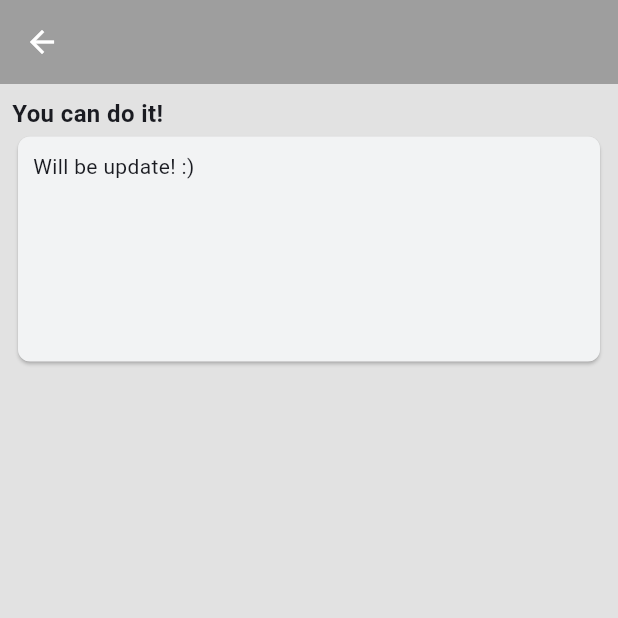
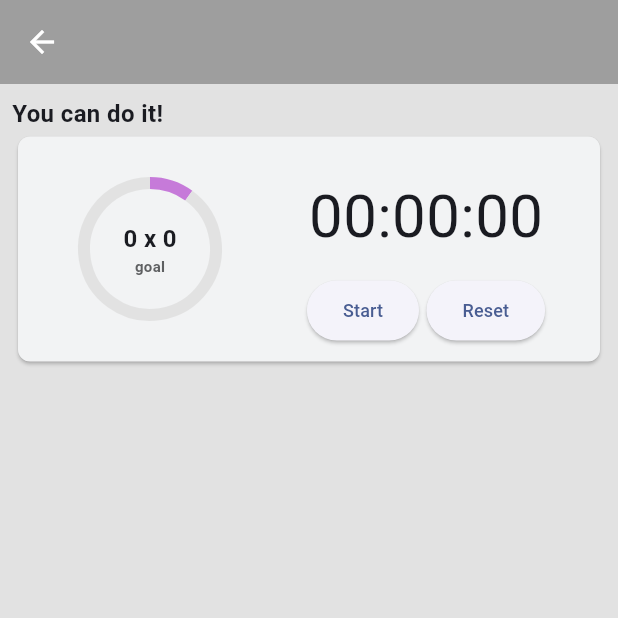
Before and after one commit to MiliTenorio/Fitness-App, a Flutter app: the StartTrainingScreen screen opened directly with empty values, on a phone screen of 412 x 824 dp, the top half of it. Run offline on Flutter 3.47's test engine with Material 3 defaults, Android fonts, the phone set to English and light mode, and no system bars; drawn by our look-alikes of fl_chart; our stand-ins replace flutter_mobx.

Commit message:
Training Session Update
Add timer and gif suport

```diff
--- a/fitness_app/lib/common/assets/assets.dart
+++ b/fitness_app/lib/common/assets/assets.dart
@@ -3,4 +3,7 @@ class AppAssets {
 
   static const String workoutLateralAbdominal =
       "lib/common/assets/lateral_abdominal.png";
+
+  static const String workoutPuxadaAberta =
+      'lib/common/assets/puxada_aberta.gif';
 }
--- a/fitness_app/lib/common/strings.dart
+++ b/fitness_app/lib/common/strings.dart
@@ -31,4 +31,11 @@ class Strings {
   static const String titleHistoryList = 'Check your history';
   //Workout Details
   static const String titleWorkoutDetails = 'Check the exercises';
+
+  //Images and Gifs
+  static const String imageWorkoutLateralAbdominal =
+      "lib/common/assets/lateral_abdominal.png";
+
+  static const String gifWorkoutPuxadaAberta =
+      'lib/common/assets/puxada_aberta.gif';
 }
--- a/fitness_app/lib/components/custom_app_bar.dart
+++ b/fitness_app/lib/components/custom_app_bar.dart
@@ -35,8 +35,13 @@ class CustomAppBar extends StatelessWidget implements PreferredSizeWidget {
           const SizedBox(
             width: 8,
           ),
-          Text(
-            title,
+          SizedBox(
+            width: MediaQuery.of(context).size.width - 130,
+            child: Text(
+              title,
+              overflow: TextOverflow.ellipsis,
+              maxLines: 1,
+            ),
           ),
         ],
       ),
--- a/fitness_app/lib/components/custom_exercise_card.dart
+++ b/fitness_app/lib/components/custom_exercise_card.dart
@@ -47,9 +47,9 @@ class _CustomExerciseCardState extends State<CustomExerciseCard> {
                         mainAxisAlignment: MainAxisAlignment.spaceAround,
                         children: [
                           Image.asset(
-                            'lib/common/assets/lateral_abdominal.png',
+                            widget.exercise.pathImage,
                             width: 120,
-                            height: 120,
+                            height: 200,
                           ),
                           Column(
                             children: [
@@ -62,7 +62,7 @@ class _CustomExerciseCardState extends State<CustomExerciseCard> {
                                 onTap: () {},
                               ),
                               const SizedBox(
-                                height: 10,
+                                height: 60,
                               ),
                               GestureDetector(
                                 child: Icon(
--- a/fitness_app/lib/components/custom_exercise_list.dart
+++ b/fitness_app/lib/components/custom_exercise_list.dart
@@ -7,7 +7,7 @@ class CustomExerciseList extends StatelessWidget {
   final List<Exercise> exerciseList;
   final Color color;
 
-  Widget exerciseItem(Exercise exercise) {
+  Widget exerciseItem(Exercise exercise, dynamic context) {
     return Padding(
       padding: const EdgeInsets.all(10.0),
       child: Row(
@@ -21,7 +21,7 @@ class CustomExerciseList extends StatelessWidget {
             width: 10,
           ),
           SizedBox(
-            width: 270,
+            width: MediaQuery.of(context).size.width - 90,
             child: Text(
               exercise.name,
               style: TextStyle(
@@ -46,7 +46,7 @@ class CustomExerciseList extends StatelessWidget {
           child: Column(
             children: exerciseList.map(
               (item) {
-                return exerciseItem(item);
+                return exerciseItem(item, context);
               },
             ).toList(),
           ),
--- a/fitness_app/lib/models/exercise.dart
+++ b/fitness_app/lib/models/exercise.dart
@@ -6,11 +6,13 @@ class Exercise {
   final String description;
   final IconData icon;
   final TypeTraining typeTraining;
+  final String pathImage;
 
   Exercise({
     required this.name,
     required this.description,
     required this.icon,
     required this.typeTraining,
+    required this.pathImage,
   });
 }
--- /dev/null
+++ b/fitness_app/lib/training/screens/startTraining/start_graph.dart
@@ -0,0 +1,85 @@
+import 'package:fitness_app/common/app_colors.dart';
+import 'package:fitness_app/models/workout_exercises.dart';
+import 'package:fl_chart/fl_chart.dart';
+import 'package:flutter/material.dart';
+
+class StartGraph extends StatelessWidget {
+  const StartGraph({super.key, required this.workoutExercises});
+  final WorkoutExercises workoutExercises;
+
+  Widget graph(bool isMin, double progress) {
+    return PieChart(
+      PieChartData(
+        startDegreeOffset: 270,
+        sectionsSpace: 0,
+        centerSpaceRadius: 40,
+        sections: [
+          PieChartSectionData(
+            color: AppColors.pink,
+            value: progress,
+            radius: 8,
+            showTitle: false,
+          ),
+          PieChartSectionData(
+            color: AppColors.backgroundGrey,
+            value: 100 - progress,
+            radius: 8,
+            showTitle: false,
+          ),
+        ],
+      ),
+    );
+  }
+
+  Widget graphTitle(bool isMin) {
+    return Column(
+      mainAxisAlignment: MainAxisAlignment.center,
+      crossAxisAlignment: CrossAxisAlignment.center,
+      children: [
+        isMin
+            ? Text(
+                '${workoutExercises.min}',
+                style: const TextStyle(
+                  fontSize: 16,
+                  fontWeight: FontWeight.bold,
+                ),
+              )
+            : Text(
+                '${workoutExercises.repetitions} x ${workoutExercises.frequency}',
+                style: const TextStyle(
+                  fontSize: 16,
+                  fontWeight: FontWeight.bold,
+                ),
+              ),
+        const Text(
+          'goal',
+          style: TextStyle(
+            fontSize: 10,
+            fontWeight: FontWeight.w700,
+            color: AppColors.disableGraph,
+          ),
+        ),
+      ],
+    );
+  }
+
+  @override
+  Widget build(BuildContext context) {
+    bool isMin = workoutExercises.frequency != null ? false : true;
+    //controller and observer to update
+    double progress = 10;
+
+    return Expanded(
+      child: SizedBox(
+        height: 130,
+        child: Stack(
+          alignment: Alignment.center,
+          children: [
+            graph(isMin, progress),
+            graphTitle(isMin),
+          ],
+        ),
+      ),
+    );
+  }
+}
--- a/fitness_app/lib/training/screens/startTraining/start_training_screen.dart
+++ b/fitness_app/lib/training/screens/startTraining/start_training_screen.dart
@@ -3,6 +3,8 @@ import 'package:fitness_app/components/custom_app_bar.dart';
 import 'package:fitness_app/components/custom_body_title.dart';
 import 'package:fitness_app/components/custom_graph_card.dart';
 import 'package:fitness_app/models/workout_exercises.dart';
+import 'package:fitness_app/training/screens/startTraining/start_graph.dart';
+import 'package:fitness_app/training/screens/startTraining/timer_graph.dart';
 import 'package:fitness_app/training/screens/startTraining/training_list.dart';
 import 'package:flutter/material.dart';
 
@@ -31,8 +33,9 @@ class _StartTrainingScreenState extends State<StartTrainingScreen> {
             const CustomBodyTitle(
               title: Strings.titleStartTraining,
             ),
-            const CustomGraphCard(
-              centerWidget: Text('Will be update! :)'),
+            CustomGraphCard(
+              leftWidget: StartGraph(workoutExercises: widget.workoutExercises),
+              rightWidget: const TimerGraph(),
             ),
             TrainingList(
               exercises: widget.workoutExercises.exercises,
--- /dev/null
+++ b/fitness_app/lib/training/screens/startTraining/timer_graph.dart
@@ -0,0 +1,105 @@
+import 'dart:async';
+
+import 'package:flutter/material.dart';
+import 'package:flutter_mobx/flutter_mobx.dart';
+
+class TimerGraph extends StatefulWidget {
+  const TimerGraph({super.key});
+
+  @override
+  State<TimerGraph> createState() => _TimerGraphState();
+}
+
+class _TimerGraphState extends State<TimerGraph> {
+  Timer? _timer;
+  int _start = 0;
+  bool isRunning = false;
+
+  void startTimer() {
+    _timer = Timer.periodic(const Duration(milliseconds: 10), (timer) {
+      setState(() {
+        _start++;
+      });
+    });
+    isRunning = true;
+  }
+
+  void stopTimer() {
+    _timer?.cancel();
+    isRunning = false;
+  }
+
+  void resetTimer() {
+    stopTimer();
+    setState(() {
+      _start = 0;
+      isRunning = false;
+    });
+  }
+
+  @override
+  void dispose() {
+    _timer?.cancel();
+    super.dispose();
+  }
+
+  String getFormattedTime(int seconds) {
+    int hours = seconds ~/ 3600;
+    int minutes = (seconds % 3600) ~/ 60;
+    int secs = seconds % 60;
+    return '${hours.toString().padLeft(2, '0')}:${minutes.toString().padLeft(2, '0')}:${secs.toString().padLeft(2, '0')}';
+  }
+
+  @override
+  Widget build(BuildContext context) {
+    return SizedBox(
+      height: 200,
+      width: MediaQuery.of(context).size.width - 200,
+      child: Column(
+        mainAxisAlignment: MainAxisAlignment.end,
+        children: <Widget>[
+          Text(
+            getFormattedTime(_start),
+            style: const TextStyle(fontSize: 40),
+          ),
+          const SizedBox(
+            width: 20,
+            height: 10,
+          ),
+          Observer(
+            builder: (_) {
+              return Row(
+                mainAxisAlignment: MainAxisAlignment.center,
+                children: <Widget>[
+                  isRunning
+                      ? ElevatedButton(
+                          onPressed: stopTimer,
+                          child: const Text(
+                            'Stop',
+                            style: TextStyle(fontSize: 12),
+                          ),
+                        )
+                      : ElevatedButton(
+                          onPressed: startTimer,
+                          child: const Text(
+                            'Start',
+                            style: TextStyle(fontSize: 12),
+                          ),
+                        ),
+                  const SizedBox(width: 5),
+                  ElevatedButton(
+                    onPressed: resetTimer,
+                    child: const Text(
+                      'Reset',
+                      style: TextStyle(fontSize: 12),
+                    ),
+                  ),
+                ],
+              );
+            },
+          ),
+        ],
+      ),
+    );
+  }
+}
--- a/fitness_app/pubspec.yaml
+++ b/fitness_app/pubspec.yaml
@@ -70,6 +70,7 @@ flutter:
   generate: true
   assets:
     - lib/common/assets/lateral_abdominal.png
+    - lib/common/assets/puxada_aberta.gif
 
   # To add assets to your application, add an assets section, like this:
   # assets:
```
Also changed, not shown: fitness_app/lib/common/mock_data.dart (+32 -4 lines), fitness_app/lib/components/custom_card.dart (+6 -2 lines), fitness_app/lib/main.dart (+7 -0 lines), fitness_app/lib/common/assets/puxada_aberta.gif (added), 1 other file.
